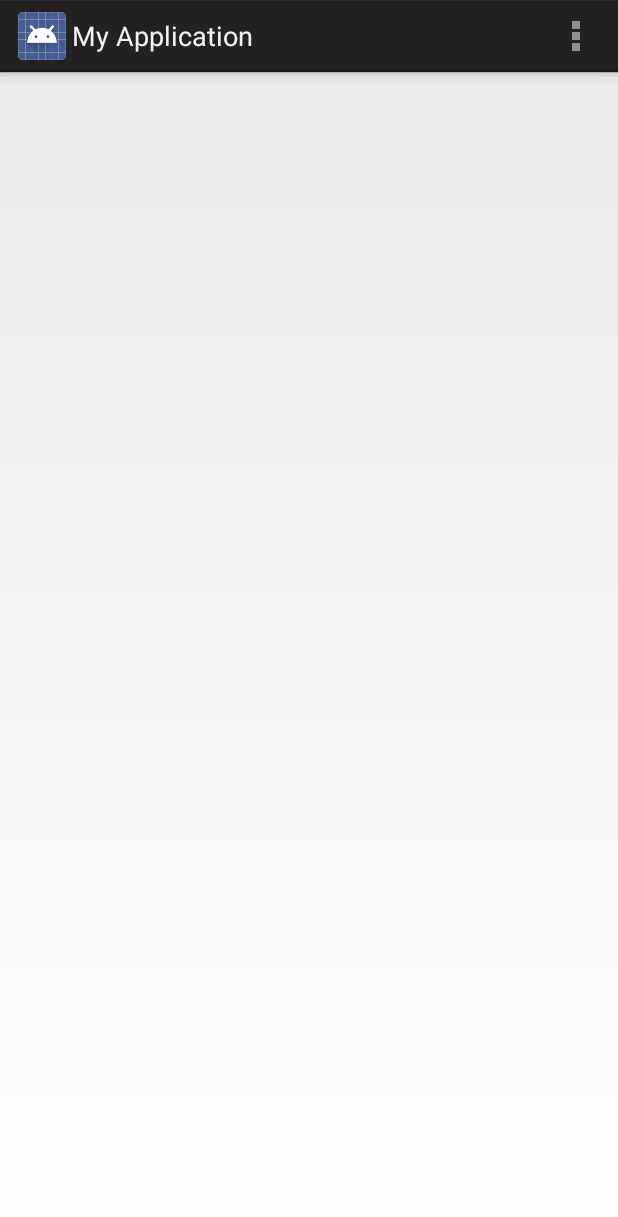
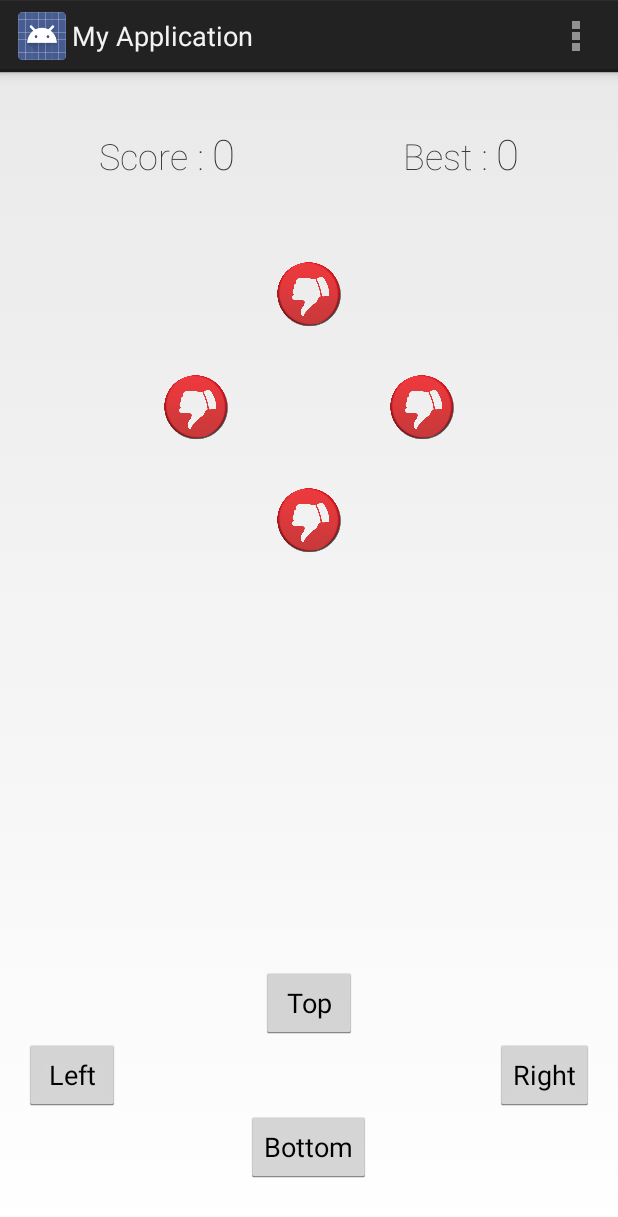
Before and after one commit to charms715/ThumbsUp, an Android app: the screen it shows after launch (MainActivity), on a phone screen of 412 x 824 dp. Shown: the top 1217 px of the screen. Run offline under Robolectric (Android 15) with nearby library versions, the phone set to English and light mode, and no system bars.

Commit message:
Updated UI

```diff
--- a/app/build.gradle
+++ b/app/build.gradle
@@ -1,8 +1,8 @@
 apply plugin: 'com.android.application'
 
 android {
-    compileSdkVersion 20
-    buildToolsVersion "20.0.0"
+    compileSdkVersion 19
+    buildToolsVersion "19.1.0"
 
     defaultConfig {
         applicationId "charms.zoro.myapplication"
--- a/app/src/main/res/layout/activity_main.xml
+++ b/app/src/main/res/layout/activity_main.xml
@@ -4,7 +4,114 @@
     android:paddingRight="@dimen/activity_horizontal_margin"
     android:paddingTop="@dimen/activity_vertical_margin"
     android:paddingBottom="@dimen/activity_vertical_margin" tools:context=".MainActivity">
-<ImageView
-    android:layout_width="wrap_content"
-    android:layout_height="wrap_content" />
+    <LinearLayout
+        android:id="@+id/score_layout"
+        android:layout_width="wrap_content"
+        android:layout_height="wrap_content"
+        android:layout_alignParentLeft="true"
+        android:layout_marginLeft="50dp"
+        android:orientation="horizontal">
+        <TextView
+            android:layout_width="wrap_content"
+            android:layout_height="wrap_content"
+            android:text="Score : "
+            android:fontFamily="sans-serif-thin"
+            android:textStyle="normal"
+            android:textSize="24sp"/>
+        <TextView
+            android:id="@+id/score"
+            android:layout_width="wrap_content"
+            android:layout_height="wrap_content"
+            android:text="0"
+            android:fontFamily="sans-serif-thin"
+            android:textStyle="normal"
+            android:textSize="28sp"/>
+    </LinearLayout>
+    <LinearLayout
+        android:layout_width="wrap_content"
+        android:layout_height="wrap_content"
+        android:layout_marginRight="50dp"
+        android:layout_alignParentRight="true"
+        android:orientation="horizontal">
+        <TextView
+            android:layout_width="wrap_content"
+            android:layout_height="wrap_content"
+            android:text="Best : "
+            android:fontFamily="sans-serif-thin"
+            android:textStyle="normal"
+            android:textSize="24sp"/>
+        <TextView
+            android:id="@+id/bestscore"
+            android:layout_width="wrap_content"
+            android:layout_height="wrap_content"
+            android:text="0"
+            android:fontFamily="sans-serif-thin"
+            android:textStyle="normal"
+            android:textSize="28sp"/>
+    </LinearLayout>
+    <ImageView
+        android:id="@+id/imageView1"
+        android:layout_width="50dp"
+        android:layout_height="50dp"
+        android:layout_below="@id/score_layout"
+        android:layout_marginTop="@dimen/image_top_margin"
+        android:layout_centerHorizontal="true"
+        android:layout_alignParentEnd="false"
+        android:src="@drawable/thumbsdown" />
+    <ImageView
+        android:id="@+id/imageView2"
+        android:layout_width="50dp"
+        android:layout_height="50dp"
+        android:layout_marginTop="25dp"
+        android:layout_below="@id/imageView1"
+        android:layout_alignRight="@id/imageView1"
+        android:layout_marginRight="75dp"
+        android:src="@drawable/thumbsdown" />
+    <ImageView
+        android:id="@+id/imageView3"
+        android:layout_width="50dp"
+        android:layout_height="50dp"
+        android:layout_marginTop="25dp"
+        android:layout_alignLeft="@id/imageView1"
+        android:layout_marginLeft="75dp"
+        android:layout_below="@id/imageView1"
+        android:src="@drawable/thumbsdown" />
+    <ImageView
+        android:id="@+id/imageView4"
+        android:layout_width="50dp"
+        android:layout_height="50dp"
+        android:layout_marginTop="25dp"
+        android:layout_centerHorizontal="true"
+        android:layout_below="@id/imageView3"
+        android:src="@drawable/thumbsdown" />
+
+    <Button
+        android:id="@+id/button1"
+        android:layout_width="wrap_content"
+        android:layout_height="wrap_content"
+        android:layout_above="@+id/button2"
+        android:text="Top"
+        android:layout_centerHorizontal="true"/>
+    <Button
+        android:id="@+id/button2"
+        android:layout_width="wrap_content"
+        android:layout_height="wrap_content"
+        android:layout_above="@+id/button4"
+        android:text="Left"
+        android:layout_alignParentLeft="true"/>
+    <Button
+        android:id="@+id/button3"
+        android:layout_width="wrap_content"
+        android:layout_height="wrap_content"
+        android:text="Right"
+        android:layout_alignParentRight="true"
+        android:layout_above="@+id/button4"/>
+    <Button
+        android:id="@+id/button4"
+        android:layout_width="wrap_content"
+        android:layout_height="wrap_content"
+        android:layout_alignParentBottom="true"
+        android:layout_centerHorizontal="true"
+        android:text="Bottom" />
+
 </RelativeLayout>
--- a/app/src/main/res/values/dimens.xml
+++ b/app/src/main/res/values/dimens.xml
@@ -1,5 +1,6 @@
 <resources>
     <!-- Default screen margins, per the Android Design guidelines. -->
     <dimen name="activity_horizontal_margin">16dp</dimen>
-    <dimen name="activity_vertical_margin">16dp</dimen>
+    <dimen name="activity_vertical_margin">35dp</dimen>
+    <dimen name="image_top_margin">50dp</dimen>
 </resources>
```
Also changed, not shown: app/src/main/res/drawable/thumbsdown.png (added), app/src/main/res/drawable/thumbsup.png (added), 1 other file.
